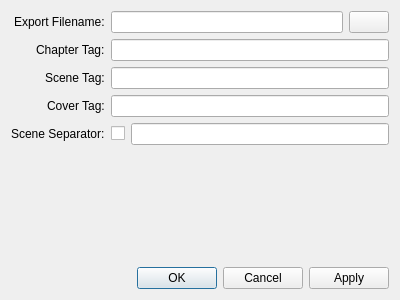
First picture: the form in ExportDialog.ui, repository ldraconus/TextSmith2, before the edit.
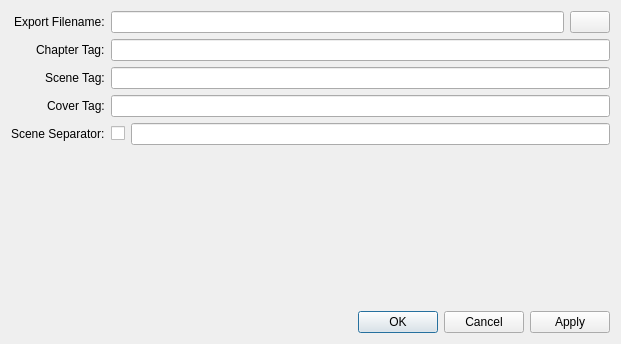
Second picture: the form after the edit. Icons and pictures are not drawn.

What changed in the file:
```diff
--- a/ExportDialog.ui
+++ b/ExportDialog.ui
@@ -6,8 +6,8 @@
    <rect>
     <x>0</x>
     <y>0</y>
-    <width>400</width>
-    <height>300</height>
+    <width>621</width>
+    <height>344</height>
    </rect>
   </property>
   <property name="windowTitle">
```
